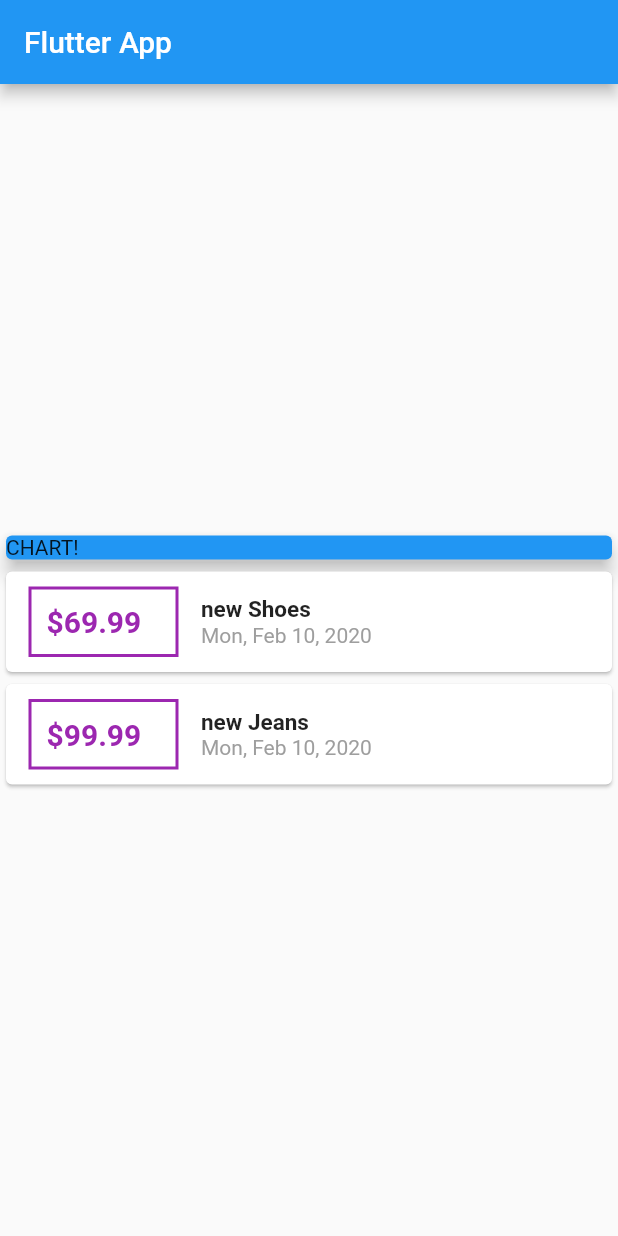
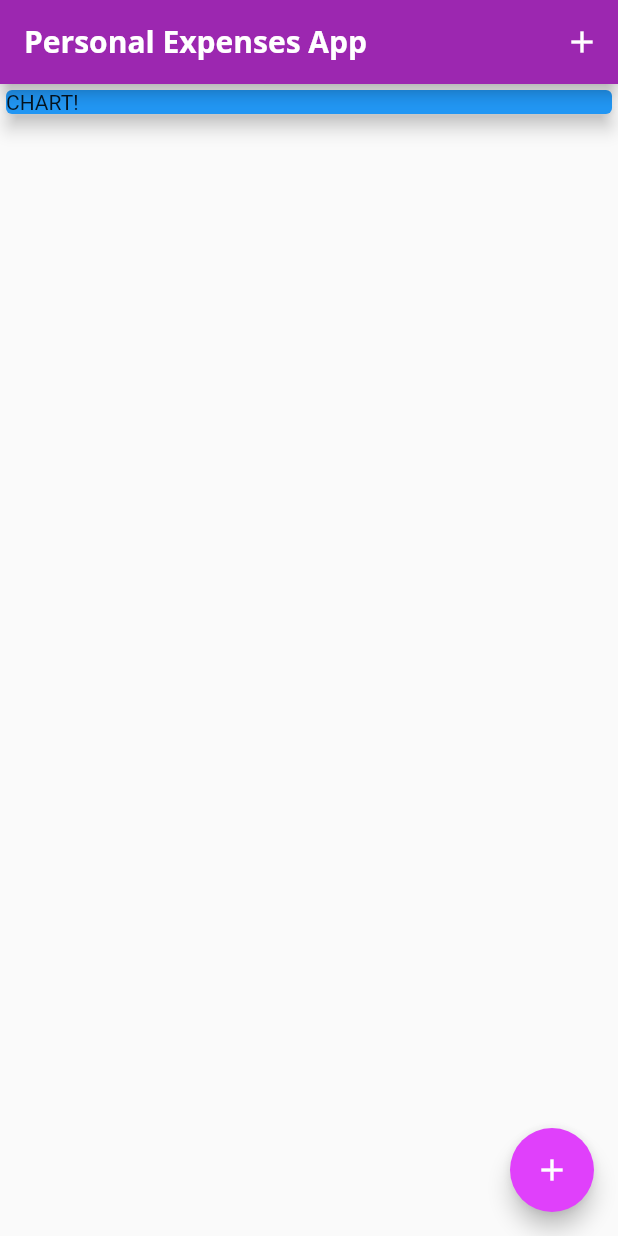
Before and after one commit to salah-yousef/my_expenses, a Flutter app: the screen it shows after launch, on a phone screen of 412 x 824 dp. Run offline on Flutter 3.47's test engine with Material 2 defaults, Android fonts, the phone set to English and light mode, and no system bars.

Commit message:
styles and fonts

```diff
--- a/lib/main.dart
+++ b/lib/main.dart
@@ -1,7 +1,7 @@
 import 'package:flutter/material.dart';
-import 'package:intl/date_symbol_data_local.dart';
-import 'package:intl/intl.dart';
-import './transaction.dart';
+import './transaction_list.dart';
+import './new_transaction.dart';
+import './models/transaction.dart';
 
 void main() => runApp(MyApp());
 
@@ -9,30 +9,83 @@ class MyApp extends StatelessWidget {
   @override
   Widget build(BuildContext context) {
     return MaterialApp(
-      title: 'Flutter App',
+      title: 'Personal Expenses App',
       theme: ThemeData(
-        primarySwatch: Colors.blue,
+        primarySwatch: Colors.purple,
+        accentColor: Colors.purpleAccent,
+        fontFamily: 'Quicksand',
+        textTheme: ThemeData.light().textTheme.copyWith(
+              title: TextStyle(
+                fontFamily: 'OpenSans',
+                fontWeight: FontWeight.bold,
+                fontSize: 15,
+              ),
+            ),
+        appBarTheme: AppBarTheme(
+          textTheme: ThemeData.light().textTheme.copyWith(
+                title: TextStyle(
+                  fontFamily: 'OpenSans',
+                  fontSize: 20,
+                  fontWeight: FontWeight.bold,
+                ),
+              ),
+        ),
       ),
       home: MyHomePage(),
     );
   }
 }
 
-class MyHomePage extends StatelessWidget {
-  final List<Transaction> transactions = [
-    Transaction(
+class MyHomePage extends StatefulWidget {
+  @override
+  _MyHomePageState createState() => _MyHomePageState();
+}
+
+class _MyHomePageState extends State<MyHomePage> {
+  final List<Transaction> _userTransactions = [
+    /* Transaction(
         id: 't1', title: 'new Shoes', amount: 69.99, date: DateTime.now()),
     Transaction(
-        id: 't2', title: 'new Jeans', amount: 99.99, date: DateTime.now()),
+        id: 't2', title: 'new Jeans', amount: 99.99, date: DateTime.now()), */
   ];
+
+  void _addNewTransaction(String title, double amount) {
+    final newTransaction = Transaction(
+      id: DateTime.now().toString(),
+      title: title,
+      amount: amount,
+      date: DateTime.now(),
+    );
+    setState(() {
+      _userTransactions.add(newTransaction);
+    });
+  }
+
+  void _showTransactionBottomSheet(BuildContext context) {
+    showModalBottomSheet(
+      context: context,
+      builder: (_) {
+        return NewTransaction(_addNewTransaction);
+      },
+    );
+  }
+
   @override
   Widget build(BuildContext context) {
     return Scaffold(
-        appBar: AppBar(
-          title: Text('Flutter App'),
-        ),
-        body: Column(
-          mainAxisAlignment: MainAxisAlignment.center,
+      appBar: AppBar(
+        title: Text('Personal Expenses App'),
+        actions: <Widget>[
+          IconButton(
+            icon: Icon(Icons.add),
+            onPressed: () => _showTransactionBottomSheet(context),
+          )
+        ],
+      ),
+      body: SingleChildScrollView(
+        child: Column(
+          mainAxisAlignment: MainAxisAlignment.start,
+          crossAxisAlignment: CrossAxisAlignment.stretch,
           children: <Widget>[
             Container(
               width: double.infinity,
@@ -42,47 +95,14 @@ class MyHomePage extends StatelessWidget {
                 elevation: 5,
               ),
             ),
-            Column(
-              children: transactions.map((transaction) {
-                return Card(
-                  child: Row(
-                    children: <Widget>[
-                      Container(
-                        width: 100,
-                        margin:
-                            EdgeInsets.symmetric(vertical: 10, horizontal: 15),
-                        decoration: BoxDecoration(
-                          border: Border.all(color: Colors.purple, width: 2),
-                        ),
-                        child: Text(
-                          '\$${transaction.amount}',
-                          style: TextStyle(
-                              fontWeight: FontWeight.bold,
-                              fontSize: 20,
-                              color: Colors.purple),
-                        ),
-                        padding: EdgeInsets.all(10),
-                      ),
-                      Column(
-                        crossAxisAlignment: CrossAxisAlignment.start,
-                        children: <Widget>[
-                          Text(
-                            transaction.title,
-                            style: TextStyle(
-                                fontWeight: FontWeight.bold, fontSize: 15),
-                          ),
-                          Text(
-                            DateFormat.yMMMEd().format(transaction.date),
-                            style: TextStyle(color: Colors.grey),
-                          ),
-                        ],
-                      )
-                    ],
-                  ),
-                );
-              }).toList(),
-            ),
+            TransactionList(_userTransactions),
           ],
-        ));
+        ),
+      ),
+      floatingActionButton: FloatingActionButton(
+        onPressed: () => _showTransactionBottomSheet(context),
+        child: Icon(Icons.add),
+      ),
+    );
   }
 }
--- /dev/null
+++ b/lib/transaction_list.dart
@@ -0,0 +1,58 @@
+import 'package:flutter/material.dart';
+import 'package:intl/intl.dart';
+import './models/transaction.dart';
+
+class TransactionList extends StatelessWidget {
+  final List<Transaction> transactions;
+
+  TransactionList(this.transactions);
+  @override
+  Widget build(BuildContext context) {
+    return Container(
+      height: 300,
+      padding: EdgeInsets.symmetric(vertical: 20),
+      child: ListView.builder(
+        itemBuilder: (ctx, i) {
+          return Card(
+            child: Row(
+              children: <Widget>[
+                Container(
+                  width: 100,
+                  margin: EdgeInsets.symmetric(vertical: 10, horizontal: 15),
+                  decoration: BoxDecoration(
+                    border: Border.all(
+                      color: Theme.of(context).primaryColor,
+                      width: 2,
+                    ),
+                  ),
+                  padding: EdgeInsets.all(10),
+                  child: Text(
+                    '\$${transactions[i].amount.toStringAsFixed(2)}',
+                    style: TextStyle(
+                        fontWeight: FontWeight.bold,
+                        fontSize: 20,
+                        color: Theme.of(context).primaryColor),
+                  ),
+                ),
+                Column(
+                  crossAxisAlignment: CrossAxisAlignment.start,
+                  children: <Widget>[
+                    Text(
+                      transactions[i].title,
+                      style: Theme.of(context).textTheme.title,
+                    ),
+                    Text(
+                      DateFormat.yMMMEd().format(transactions[i].date),
+                      style: TextStyle(color: Colors.grey),
+                    ),
+                  ],
+                )
+              ],
+            ),
+          );
+        },
+        itemCount: transactions.length,
+      ),
+    );
+  }
+}
```
Also changed, not shown: lib/new_transaction.dart (added, +56 -0 lines), pubspec.yaml (+11 -11 lines), assets/fonts/OpenSans-Bold.ttf (added), assets/fonts/OpenSans-Regular.ttf (added), assets/fonts/Quicksand-Bold.ttf (added), assets/fonts/Quicksand-Light.ttf (added), assets/fonts/Quicksand-Medium.ttf (added), assets/fonts/Quicksand-Regular.ttf (added), lib/models/transaction.dart (renamed from lib/transaction.dart).
